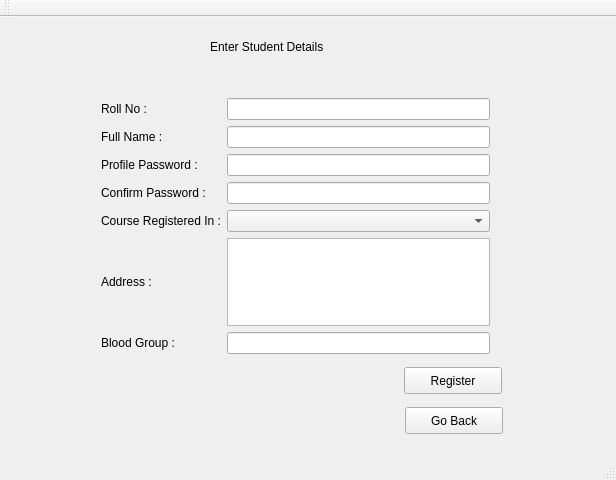
Old version of the form mainwindow.ui in the repository harshitgupta1337/UDIS.
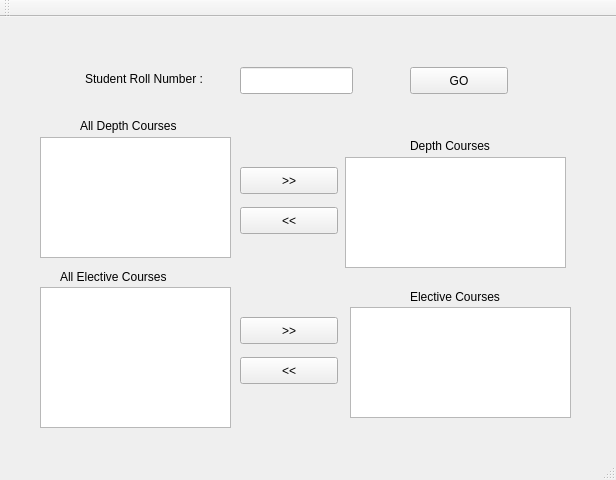
New version of the form.

Commit message: Courses List fo Registration is getting Populated. Need to add proper functiionality.

```diff
--- a/mainwindow.ui
+++ b/mainwindow.ui
@@ -18,7 +18,7 @@
     <property name="geometry">
      <rect>
       <x>-10</x>
-      <y>0</y>
+      <y>-10</y>
       <width>611</width>
       <height>441</height>
      </rect>
@@ -27,7 +27,7 @@
      <set>Qt::ImhDigitsOnly</set>
     </property>
     <property name="currentIndex">
-     <number>6</number>
+     <number>7</number>
     </property>
     <widget class="QWidget" name="welcomePage">
      <widget class="QWidget" name="horizontalLayoutWidget">
@@ -953,6 +953,188 @@
       </property>
      </widget>
     </widget>
+    <widget class="QWidget" name="RegistrationPage">
+     <widget class="QLabel" name="CourseRegisterRollNoLabel">
+      <property name="geometry">
+       <rect>
+        <x>95</x>
+        <y>62</y>
+        <width>151</width>
+        <height>20</height>
+       </rect>
+      </property>
+      <property name="text">
+       <string>Student Roll Number :</string>
+      </property>
+     </widget>
+     <widget class="QLineEdit" name="CourseRegisterRollNoLineEdit">
+      <property name="geometry">
+       <rect>
+        <x>250</x>
+        <y>60</y>
+        <width>113</width>
+        <height>27</height>
+       </rect>
+      </property>
+     </widget>
+     <widget class="QListView" name="CourseRegisterAllDepthCoursesListView">
+      <property name="geometry">
+       <rect>
+        <x>50</x>
+        <y>130</y>
+        <width>191</width>
+        <height>121</height>
+       </rect>
+      </property>
+     </widget>
+     <widget class="QListWidget" name="CourseRegisterDepthCoursesListWidget">
+      <property name="geometry">
+       <rect>
+        <x>355</x>
+        <y>150</y>
+        <width>221</width>
+        <height>111</height>
+       </rect>
+      </property>
+     </widget>
+     <widget class="QListWidget" name="CourseRegisterElectiveCoursesListWidget">
+      <property name="geometry">
+       <rect>
+        <x>360</x>
+        <y>300</y>
+        <width>221</width>
+        <height>111</height>
+       </rect>
+      </property>
+     </widget>
+     <widget class="QPushButton" name="CourseRegisterAddToDepthCoursesButton">
+      <property name="geometry">
+       <rect>
+        <x>250</x>
+        <y>160</y>
+        <width>98</width>
+        <height>27</height>
+       </rect>
+      </property>
+      <property name="text">
+       <string>&gt;&gt;</string>
+      </property>
+     </widget>
+     <widget class="QPushButton" name="CourseRegisterAddToElectivesButton">
+      <property name="geometry">
+       <rect>
+        <x>250</x>
+        <y>310</y>
+        <width>98</width>
+        <height>27</height>
+       </rect>
+      </property>
+      <property name="text">
+       <string>&gt;&gt;</string>
+      </property>
+     </widget>
+     <widget class="QPushButton" name="CourseRegisterRemoveFromDepthCoursesButton">
+      <property name="geometry">
+       <rect>
+        <x>250</x>
+        <y>200</y>
+        <width>98</width>
+        <height>27</height>
+       </rect>
+      </property>
+      <property name="text">
+       <string>&lt;&lt;</string>
+      </property>
+     </widget>
+     <widget class="QPushButton" name="CourseRegisterRemoveFromElectivesButton">
+      <property name="geometry">
+       <rect>
+        <x>250</x>
+        <y>350</y>
+        <width>98</width>
+        <height>27</height>
+       </rect>
+      </property>
+      <property name="text">
+       <string>&lt;&lt;</string>
+      </property>
+     </widget>
+     <widget class="QLabel" name="CourseRegisterAlDepthlCoursesLabel">
+      <property name="geometry">
+       <rect>
+        <x>90</x>
+        <y>110</y>
+        <width>131</width>
+        <height>17</height>
+       </rect>
+      </property>
+      <property name="text">
+       <string>All Depth Courses</string>
+      </property>
+     </widget>
+     <widget class="QLabel" name="CourseRegisterDepthCoursesLabel">
+      <property name="geometry">
+       <rect>
+        <x>420</x>
+        <y>130</y>
+        <width>111</width>
+        <height>17</height>
+       </rect>
+      </property>
+      <property name="text">
+       <string>Depth Courses</string>
+      </property>
+     </widget>
+     <widget class="QLabel" name="CourseRegisterElectiveCoursesLabel">
+      <property name="geometry">
+       <rect>
+        <x>420</x>
+        <y>280</y>
+        <width>131</width>
+        <height>20</height>
+       </rect>
+      </property>
+      <property name="text">
+       <string>Elective Courses</string>
+      </property>
+     </widget>
+     <widget class="QPushButton" name="CourseRegisterGoButton">
+      <property name="geometry">
+       <rect>
+        <x>420</x>
+        <y>60</y>
+        <width>98</width>
+        <height>27</height>
+       </rect>
+      </property>
+      <property name="text">
+       <string>GO</string>
+      </property>
+     </widget>
+     <widget class="QListView" name="CourseRegisterAllElectiveCoursesListView">
+      <property name="geometry">
+       <rect>
+        <x>50</x>
+        <y>280</y>
+        <width>191</width>
+        <height>141</height>
+       </rect>
+      </property>
+     </widget>
+     <widget class="QLabel" name="CourseRegisterAllElectiveCoursesLabel">
+      <property name="geometry">
+       <rect>
+        <x>70</x>
+        <y>260</y>
+        <width>151</width>
+        <height>20</height>
+       </rect>
+      </property>
+      <property name="text">
+       <string>All Elective Courses</string>
+      </property>
+     </widget>
+    </widget>
    </widget>
   </widget>
   <widget class="QMenuBar" name="menuBar">
```
The commit also changes 10 other files.
